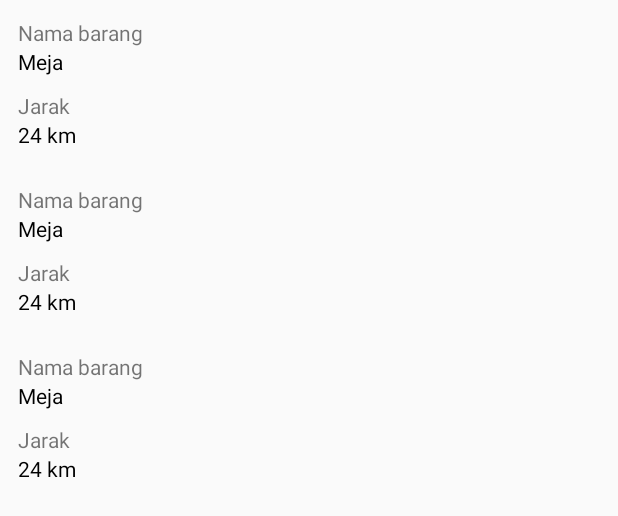
After one commit to Leonardus028/MoveKos, an Android app: the layout activity_history.xml on its own in the app's theme, with its tools: preview values and no code run, on a phone screen of 412 x 824 dp. The commit adds this screen. Shown: the top 516 px of the screen. Run offline under Robolectric (Android 15) with nearby library versions, the phone set to English and light mode, and no system bars.

Commit message:
tambah recyclerview, adapter, class order, historyactivity

```diff
--- a/app/src/main/AndroidManifest.xml
+++ b/app/src/main/AndroidManifest.xml
@@ -35,6 +35,8 @@
             android:name=".HomeActivity"
             android:label="@string/title_activity_home" />
         <activity android:name=".ui.home.InvoiceActivity"/>
+        <activity android:name=".ui.home.HistoryActivity"/>
+        <activity android:name=".ui.home.HistoryInvoiceActivity"/>
     </application>
 
 </manifest>
--- a/app/src/main/java/com/example/movekos/ui/home/InvoiceActivity.kt
+++ b/app/src/main/java/com/example/movekos/ui/home/InvoiceActivity.kt
@@ -1,6 +1,7 @@
 package com.example.movekos.ui.home
 
 import android.app.AlertDialog
+import android.content.Intent
 import android.os.Bundle
 import android.util.Log
 import android.view.LayoutInflater
@@ -68,6 +69,11 @@ class InvoiceActivity: AppCompatActivity() {
             pushFirebase(strOrigin, strDest, strDistance, strDuration, rekening, strBarang)
 
             Toast.makeText(this, "ORDER DITERIMA", Toast.LENGTH_SHORT).show()
+
+            val intentHistory = Intent(this, HistoryActivity::class.java)
+            this.startActivity(intentHistory)
+
+            finish()
         }
         mDialogView.cancel.setOnClickListener {
             mAlertDialog.dismiss()
--- /dev/null
+++ b/app/src/main/res/layout/activity_history.xml
@@ -0,0 +1,13 @@
+<?xml version="1.0" encoding="utf-8"?>
+<androidx.constraintlayout.widget.ConstraintLayout xmlns:android="http://schemas.android.com/apk/res/android"
+    android:layout_width="match_parent"
+    android:layout_height="match_parent"
+    xmlns:tools="http://schemas.android.com/tools">
+
+    <androidx.recyclerview.widget.RecyclerView
+        android:id="@+id/rvOrder"
+        android:layout_width="match_parent"
+        android:layout_height="match_parent"
+        tools:listitem="@layout/rv_item"/>
+
+</androidx.constraintlayout.widget.ConstraintLayout>
--- /dev/null
+++ b/app/src/main/res/layout/rv_item.xml
@@ -0,0 +1,31 @@
+<?xml version="1.0" encoding="utf-8"?>
+<LinearLayout
+    xmlns:android="http://schemas.android.com/apk/res/android"
+    android:orientation="vertical"
+    android:layout_width="match_parent"
+    android:layout_height="wrap_content"
+    android:padding="12dp">
+
+    <TextView
+        android:layout_width="wrap_content"
+        android:layout_height="wrap_content"
+        android:text="Nama barang"/>
+    <TextView
+        android:id="@+id/tvBarang"
+        android:layout_width="wrap_content"
+        android:layout_height="wrap_content"
+        android:text="Meja"
+        android:textColor="@android:color/black"/>
+    <TextView
+        android:layout_marginTop="10dp"
+        android:layout_width="wrap_content"
+        android:layout_height="wrap_content"
+        android:text="Jarak"/>
+    <TextView
+        android:id="@+id/tvJarak"
+        android:layout_width="wrap_content"
+        android:layout_height="wrap_content"
+        android:text="24 km"
+        android:textColor="@android:color/black"/>
+
+</LinearLayout>
```
Also changed, not shown: app/src/main/java/com/example/movekos/ui/home/HistoryActivity.kt (added, +75 -0 lines), app/src/main/java/com/example/movekos/ui/home/HistoryInvoiceActivity.kt (added, +29 -0 lines), app/src/main/java/com/example/movekos/ui/home/ListOrderAdapter.kt (added, +47 -0 lines), app/src/main/java/com/example/movekos/ui/home/Order.kt (added, +12 -0 lines).
